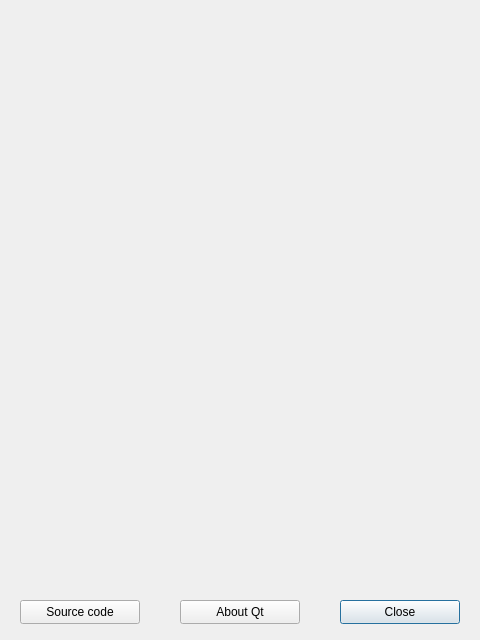
Above: src/aboutdialog.ui from Bleuzen/FFaudioConverter before the change. Below: the same form after it.
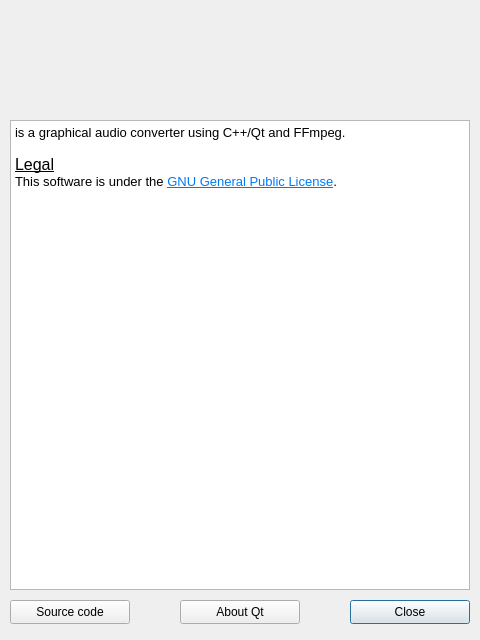
That is the form after the change.

Patch:
```diff
--- a/src/aboutdialog.ui
+++ b/src/aboutdialog.ui
@@ -16,7 +16,7 @@
   <widget class="QPushButton" name="pushButton_Close">
    <property name="geometry">
     <rect>
-     <x>340</x>
+     <x>350</x>
      <y>600</y>
      <width>120</width>
      <height>24</height>
@@ -108,7 +108,7 @@
   <widget class="QPushButton" name="pushButton_Sourcecode">
    <property name="geometry">
     <rect>
-     <x>20</x>
+     <x>10</x>
      <y>600</y>
      <width>120</width>
      <height>24</height>
@@ -118,6 +118,36 @@
     <string>Source code</string>
    </property>
   </widget>
+  <widget class="QTextBrowser" name="textBrowser">
+   <property name="geometry">
+    <rect>
+     <x>10</x>
+     <y>120</y>
+     <width>460</width>
+     <height>470</height>
+    </rect>
+   </property>
+   <property name="html">
+    <string>&lt;!DOCTYPE HTML PUBLIC &quot;-//W3C//DTD HTML 4.0//EN&quot; &quot;http://www.w3.org/TR/REC-html40/strict.dtd&quot;&gt;
+&lt;html&gt;&lt;head&gt;&lt;meta name=&quot;qrichtext&quot; content=&quot;1&quot; /&gt;&lt;style type=&quot;text/css&quot;&gt;
+p, li { white-space: pre-wrap; }
+&lt;/style&gt;&lt;/head&gt;&lt;body style=&quot; font-family:'Noto Sans'; font-size:10pt; font-weight:400; font-style:normal;&quot;&gt;
+&lt;p style=&quot; margin-top:0px; margin-bottom:0px; margin-left:0px; margin-right:0px; -qt-block-indent:0; text-indent:0px;&quot;&gt;is a graphical audio converter using C++/Qt and FFmpeg.&lt;/p&gt;
+&lt;p style=&quot;-qt-paragraph-type:empty; margin-top:0px; margin-bottom:0px; margin-left:0px; margin-right:0px; -qt-block-indent:0; text-indent:0px;&quot;&gt;&lt;br /&gt;&lt;/p&gt;
+&lt;p style=&quot; margin-top:0px; margin-bottom:0px; margin-left:0px; margin-right:0px; -qt-block-indent:0; text-indent:0px;&quot;&gt;&lt;span style=&quot; font-size:12pt; text-decoration: underline;&quot;&gt;Legal&lt;/span&gt;&lt;/p&gt;
+&lt;p style=&quot; margin-top:0px; margin-bottom:0px; margin-left:0px; margin-right:0px; -qt-block-indent:0; text-indent:0px;&quot;&gt;This software is under the &lt;a href=&quot;https://www.gnu.org/licenses/gpl-3.0.txt&quot;&gt;&lt;span style=&quot; text-decoration: underline; color:#007af4;&quot;&gt;GNU General Public License&lt;/span&gt;&lt;/a&gt;.&lt;/p&gt;
+&lt;p style=&quot;-qt-paragraph-type:empty; margin-top:0px; margin-bottom:0px; margin-left:0px; margin-right:0px; -qt-block-indent:0; text-indent:0px;&quot;&gt;&lt;br /&gt;&lt;/p&gt;&lt;/body&gt;&lt;/html&gt;</string>
+   </property>
+   <property name="textInteractionFlags">
+    <set>Qt::LinksAccessibleByKeyboard|Qt::LinksAccessibleByMouse</set>
+   </property>
+   <property name="placeholderText">
+    <string notr="true"/>
+   </property>
+   <property name="openExternalLinks">
+    <bool>true</bool>
+   </property>
+  </widget>
  </widget>
  <resources/>
  <connections/>
```
